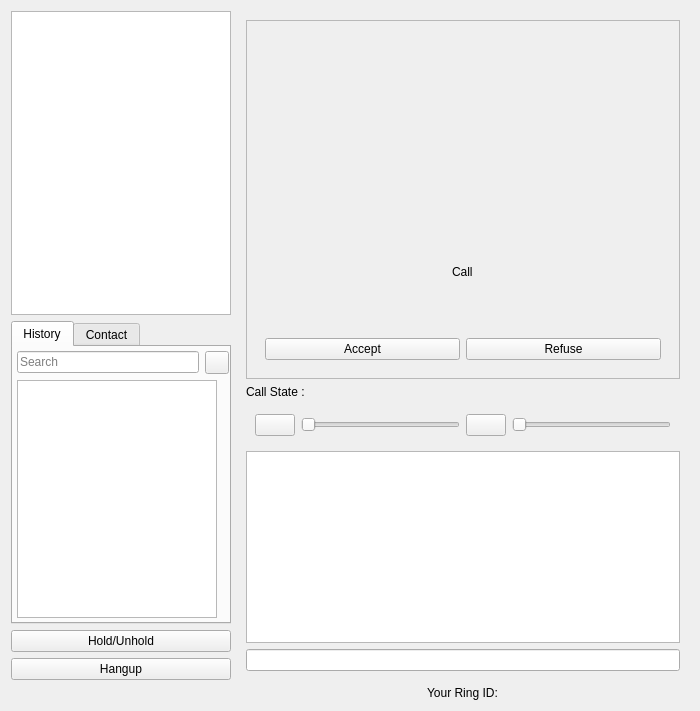
The window that callwidget.ui (savoirfairelinux/jami-client-windows) describes before a commit, drawn with Qt 5.
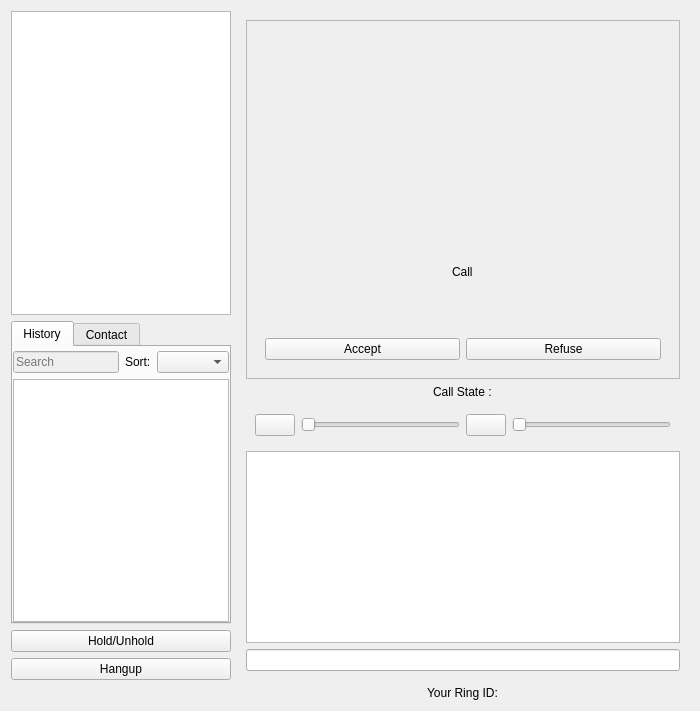
The same window after the commit. Icons and pictures are not drawn. Custom widgets are drawn as their Qt base class.

Diff of the .ui file:
```diff
--- a/callwidget.ui
+++ b/callwidget.ui
@@ -91,7 +91,7 @@
           </attribute>
           <layout class="QVBoxLayout" name="verticalLayout_6">
            <property name="leftMargin">
-            <number>4</number>
+            <number>0</number>
            </property>
            <property name="topMargin">
             <number>4</number>
@@ -100,7 +100,7 @@
             <number>0</number>
            </property>
            <property name="bottomMargin">
-            <number>4</number>
+            <number>0</number>
            </property>
            <item>
             <layout class="QHBoxLayout" name="horizontalLayout_4">
@@ -109,6 +109,9 @@
              </property>
              <item>
               <widget class="QLineEdit" name="lineEdit">
+               <property name="enabled">
+                <bool>false</bool>
+               </property>
                <property name="placeholderText">
                 <string>Search</string>
                </property>
@@ -118,13 +121,16 @@
               </widget>
              </item>
              <item>
-              <widget class="QToolButton" name="sortToolButton">
+              <widget class="QLabel" name="label">
                <property name="text">
-                <string/>
+                <string>Sort:</string>
                </property>
-               <property name="icon">
-                <iconset resource="ressources.qrc">
-                 <normaloff>:/images/sort-variant.png</normaloff>:/images/sort-variant.png</iconset>
+              </widget>
+             </item>
+             <item>
+              <widget class="QComboBox" name="sortComboBox">
+               <property name="layoutDirection">
+                <enum>Qt::LeftToRight</enum>
                </property>
               </widget>
              </item>
@@ -133,7 +139,7 @@
            <item>
             <widget class="QTreeView" name="historyList">
              <property name="sizePolicy">
-              <sizepolicy hsizetype="Fixed" vsizetype="Expanding">
+              <sizepolicy hsizetype="Expanding" vsizetype="Expanding">
                <horstretch>0</horstretch>
                <verstretch>0</verstretch>
               </sizepolicy>
@@ -146,7 +152,7 @@
              </property>
              <property name="maximumSize">
               <size>
-               <width>200</width>
+               <width>220</width>
                <height>16777215</height>
               </size>
              </property>
@@ -308,7 +314,7 @@
         </layout>
        </widget>
       </item>
-      <item>
+      <item alignment="Qt::AlignHCenter">
        <widget class="QLabel" name="callStateLabel">
         <property name="sizePolicy">
          <sizepolicy hsizetype="Preferred" vsizetype="Fixed">
```
Left out of the diff: 6 changed lines with no effect on the pictures.
